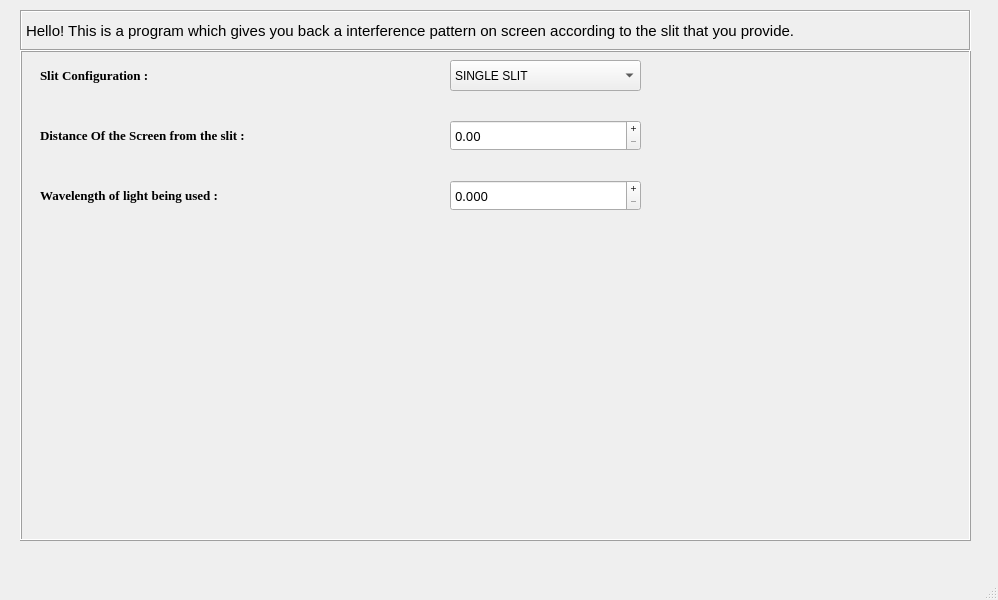
Before: the Qt Designer form GUI/1.ui in MASTERAMARJEET/Interference, drawn with Qt 5.
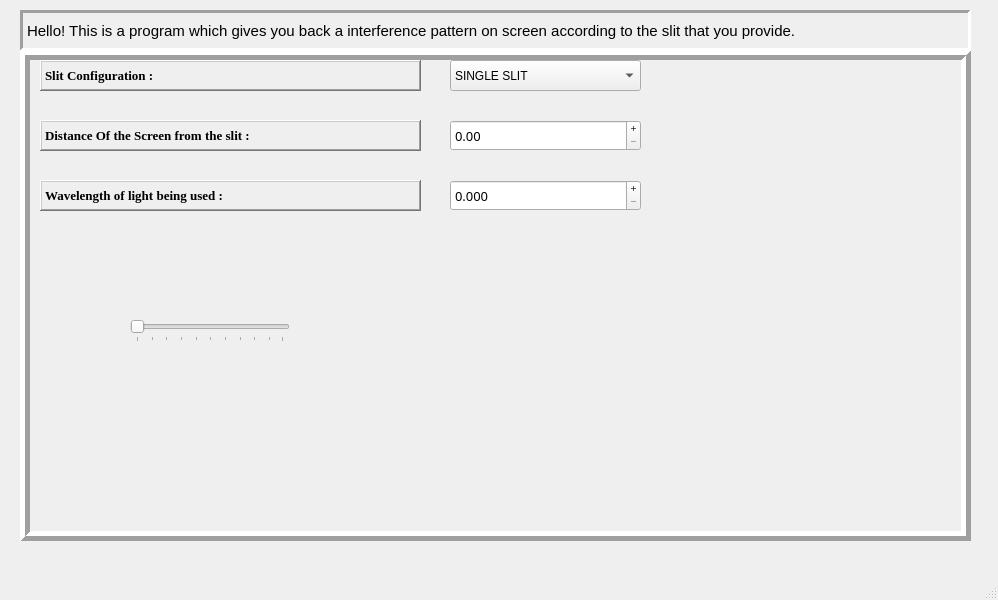
After: the same form once the commit is applied.

```diff
--- a/GUI/1.ui
+++ b/GUI/1.ui
@@ -38,12 +38,18 @@
     <property name="acceptDrops">
      <bool>true</bool>
     </property>
+    <property name="autoFillBackground">
+     <bool>false</bool>
+    </property>
     <property name="frameShape">
      <enum>QFrame::Box</enum>
     </property>
     <property name="frameShadow">
      <enum>QFrame::Raised</enum>
     </property>
+    <property name="lineWidth">
+     <number>5</number>
+    </property>
     <widget class="QComboBox" name="Sllit_Option">
      <property name="geometry">
       <rect>
@@ -175,7 +181,7 @@
       <rect>
        <x>20</x>
        <y>10</y>
-       <width>191</width>
+       <width>381</width>
        <height>31</height>
       </rect>
      </property>
@@ -187,6 +193,12 @@
        <bold>true</bold>
       </font>
      </property>
+     <property name="frameShape">
+      <enum>QFrame::WinPanel</enum>
+     </property>
+     <property name="frameShadow">
+      <enum>QFrame::Raised</enum>
+     </property>
      <property name="text">
       <string>Slit Configuration :</string>
      </property>
@@ -202,7 +214,7 @@
       <rect>
        <x>20</x>
        <y>70</y>
-       <width>341</width>
+       <width>381</width>
        <height>31</height>
       </rect>
      </property>
@@ -214,6 +226,12 @@
        <bold>true</bold>
       </font>
      </property>
+     <property name="frameShape">
+      <enum>QFrame::WinPanel</enum>
+     </property>
+     <property name="frameShadow">
+      <enum>QFrame::Raised</enum>
+     </property>
      <property name="text">
       <string>Distance Of the Screen from the slit :</string>
      </property>
@@ -229,7 +247,7 @@
       <rect>
        <x>20</x>
        <y>130</y>
-       <width>301</width>
+       <width>381</width>
        <height>31</height>
       </rect>
      </property>
@@ -241,6 +259,12 @@
        <bold>true</bold>
       </font>
      </property>
+     <property name="frameShape">
+      <enum>QFrame::WinPanel</enum>
+     </property>
+     <property name="frameShadow">
+      <enum>QFrame::Raised</enum>
+     </property>
      <property name="text">
       <string>Wavelength of light being used :</string>
      </property>
@@ -251,6 +275,31 @@
       <number>0</number>
      </property>
     </widget>
+    <widget class="QSlider" name="horizontalSlider">
+     <property name="geometry">
+      <rect>
+       <x>110</x>
+       <y>270</y>
+       <width>160</width>
+       <height>22</height>
+      </rect>
+     </property>
+     <property name="orientation">
+      <enum>Qt::Horizontal</enum>
+     </property>
+     <property name="invertedAppearance">
+      <bool>false</bool>
+     </property>
+     <property name="invertedControls">
+      <bool>false</bool>
+     </property>
+     <property name="tickPosition">
+      <enum>QSlider::TicksBelow</enum>
+     </property>
+     <property name="tickInterval">
+      <number>10</number>
+     </property>
+    </widget>
     <zorder>Distance</zorder>
     <zorder>Wavelength</zorder>
     <zorder>Sllit_Option</zorder>
@@ -273,11 +322,14 @@
      </font>
     </property>
     <property name="frameShape">
-     <enum>QFrame::Box</enum>
+     <enum>QFrame::Panel</enum>
     </property>
     <property name="frameShadow">
      <enum>QFrame::Sunken</enum>
     </property>
+    <property name="lineWidth">
+     <number>3</number>
+    </property>
     <property name="text">
      <string>Hello! This is a program which gives you back a interference pattern on screen according to the slit that you provide.</string>
     </property>
```
Left out of the diff: 1 changed line with no effect on the pictures.
